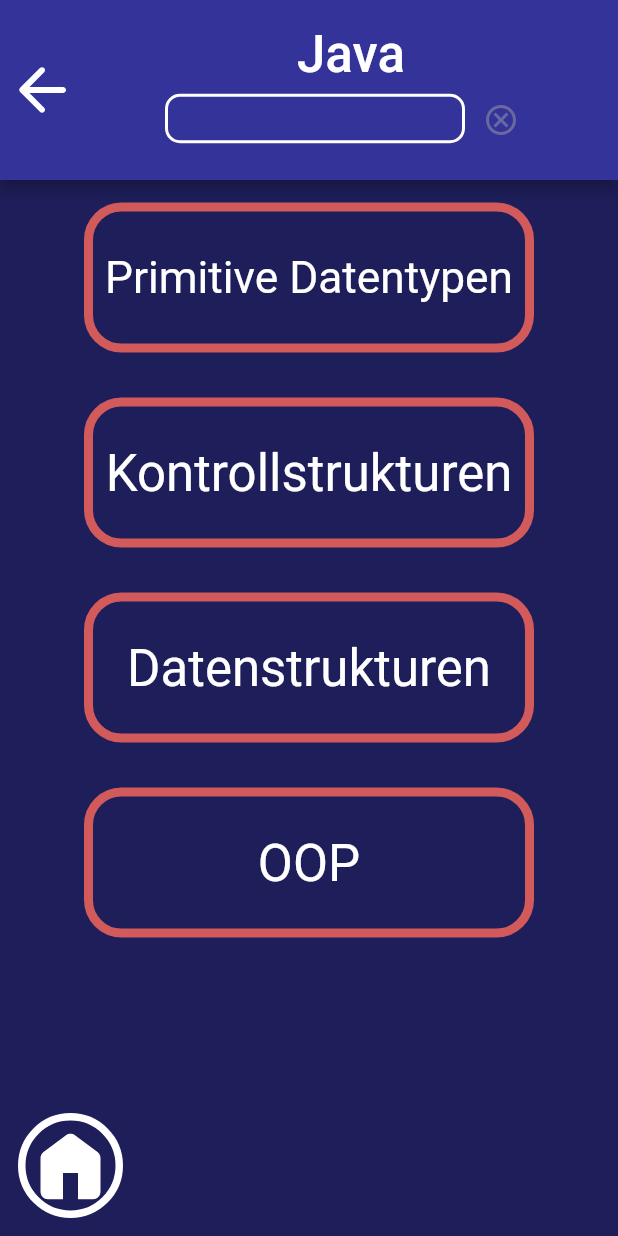
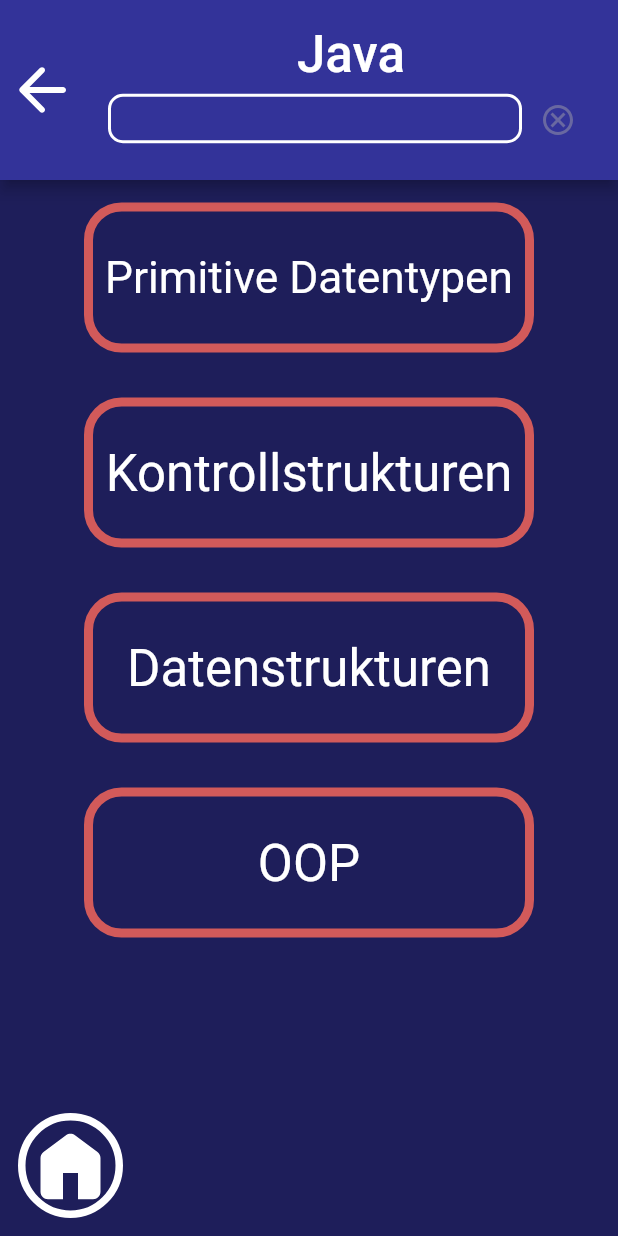
Before and after one commit to InformatikT13600/informatik_merkhilfe, a Flutter app: the screen it shows after launch, after a tap on "Java", on a phone screen of 412 x 824 dp. Run offline on Flutter 3.47's test engine with Material 2 defaults, Android fonts, the light colour scheme and no system bars; our stand-ins replace flutter_spinkit, flutter_svg.

Commit message:
expanded searchbar

```diff
--- a/lib/views/navigationPage.dart
+++ b/lib/views/navigationPage.dart
@@ -103,7 +103,8 @@ class _NavigationPageState extends State<NavigationPage> {
             Row(
               mainAxisAlignment: MainAxisAlignment.center,
               children: [
-                Container(
+                Expanded(
+                  child: Container(
                     height: 45,
                     width: 200,
                     padding: EdgeInsets.only(top: 5),
@@ -144,6 +145,7 @@ class _NavigationPageState extends State<NavigationPage> {
 
 
                       }),
+                    ),
                   ),
                 ),
                 FittedBox(
```
Lines whose indentation alone changed are shown as unchanged.
